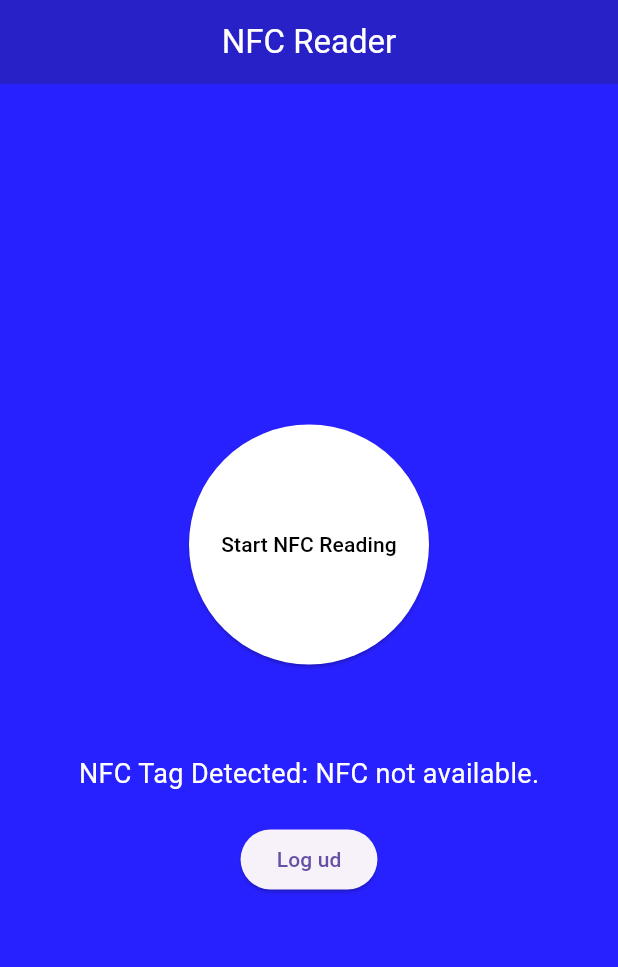
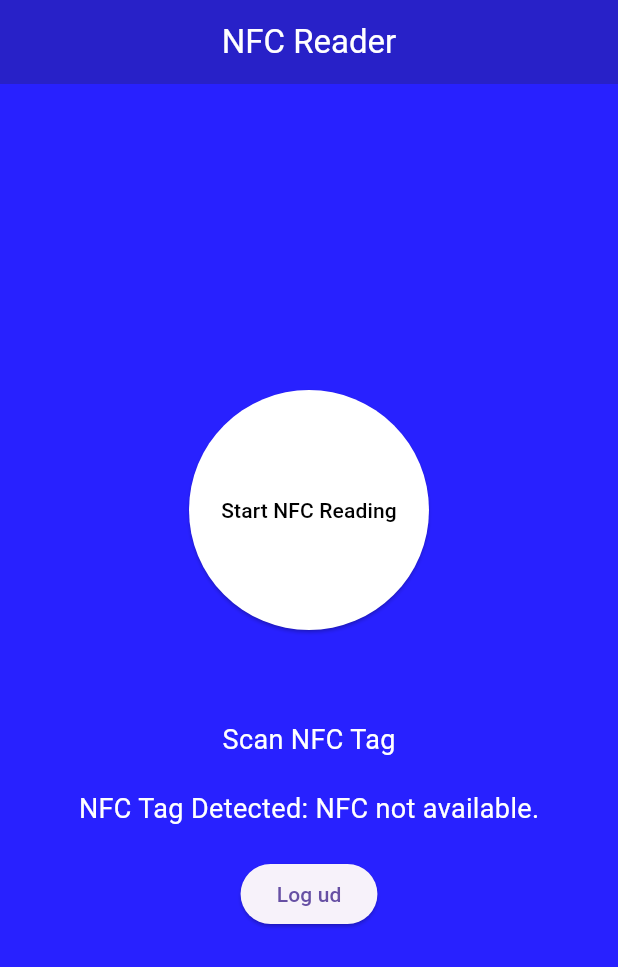
Before and after one commit to Beanhunter69/Informatik-eksamens-projekt-med-wiliam, a Flutter app: the screen it shows once a user with an empty profile is signed in, after a tap on "Start NFC Reading", on a phone screen of 412 x 824 dp. Shown: the top 967 px of the screen. Run offline on Flutter 3.47's test engine with Material 3 defaults, Android fonts, the light colour scheme and no system bars; our stand-ins replace cloud_firestore, firebase_auth, firebase_core; missing offline and left inert: nfc_manager; accounts and stored records are empty.

Commit message:
NU med bedre feedback og ui

```diff
--- a/lib/pages/home_page.dart
+++ b/lib/pages/home_page.dart
@@ -5,13 +5,14 @@ import 'auth_page.dart';
 import 'package:cloud_firestore/cloud_firestore.dart';
 import 'package:firebase_auth/firebase_auth.dart';
 
-// globale variabler
+//globale variabler
 String? currentUserEmail;
 String globalTagData = '';
 String lesson = '';
 int typeScan = 0;
 int _buttonState = 0;
 
+//Køre programmet
 void main() {
   runApp(const HomePage());
 }
@@ -23,39 +24,44 @@ class HomePage extends StatefulWidget {
   _HomePageState createState() => _HomePageState();
 }
 
+//gemmer variblerne inden under widgeten
 class _HomePageState extends State<HomePage> {
   String _nfcTagData = '';
   bool _tagDetected = false;
   bool tjekud = false;
+  bool _showScanText = false;
 
-//det grafiske
+//det grafiske (knapper, baggrund, tekst osv.)
 //Dokumentatonen brug til det grafiske
 //https://docs.flutter.dev/ui/widgets/basics
 //https://api.flutter.dev/flutter/widgets/DefaultTextStyle-class.html
   @override
   Widget build(BuildContext context) {
     return Scaffold(
-      //design af baggrund og tekst
+      //baggrunds farve
       backgroundColor: const Color.fromARGB(255, 40, 33, 255),
       appBar: AppBar(
+        //UI centeret titel osv.
         centerTitle: true,
         backgroundColor: const Color.fromARGB(255, 40, 33, 200),
+        //titlen
         title: const Text(
           'NFC Reader',
           style: TextStyle(color: Colors.white),
         ),
       ),
+      //opretter en centeret body til knapper og tekst
       body: Center(
         child: Column(
           mainAxisAlignment: MainAxisAlignment.center,
           children: <Widget>[
-            // Vis kun hvis _buttonState er forskellig fra 1
+            //viser start nfc reading knappen hvis _buttonstate er 0
             if (_buttonState == 0)
               ElevatedButton(
-                //når knappen trykkes skal _startNFCReading starte
+                //hvis knappen trykkes kaldes _startNFCReading
                 onPressed: _tagDetected ? null : _startNFCReading,
                 child: SizedBox(
-                  //design
+                  //design af knap
                   width: 120,
                   height: 120,
                   child: Center(
@@ -75,23 +81,45 @@ class _HomePageState extends State<HomePage> {
                       : Colors.white,
                 ),
               ),
-
-            // Vis kun hvis _buttonState er lig med 1
+            //tjek ud knapppen vises hvis _buttonstate er 1
             if (_buttonState == 1)
               ElevatedButton(
-                //starter _startNfcReading når knappen trykkes
+                //kalder _startNFCReading
                 onPressed: _startNFCReading,
-                child: Text('Tjek ud'),
+                //design af knap
+                child: SizedBox(
+                  width: 120,
+                  height: 120,
+                  child: Center(
+                    child: Text(
+                      'Tjek ud',
+                      style: TextStyle(color: Colors.black),
+                    ),
+                  ),
+                ),
+                style: ElevatedButton.styleFrom(
+                  shape: CircleBorder(),
+                  padding: EdgeInsets.all(20),
+                  backgroundColor: Colors.white,
+                ),
               ),
             const SizedBox(height: 60),
+            //Hvis _showScanText er sant vises scan NFC tag
+            //teksten vises når start nfc reading eller tjek ud er trykket på
+            Text(
+              _showScanText ? 'Scan NFC Tag' : '',
+              style: TextStyle(color: Colors.white, fontSize: 18),
+            ),
+            const SizedBox(height: 20),
+            //Viser dataen fra nfctagget
+            // så vis dataet er registeret eller vis der er sket en fejl osv.
             Text(
               'NFC Tag Detected: $_nfcTagData',
               style: TextStyle(color: Colors.white, fontSize: 18),
             ),
-            const SizedBox(
-                height: 20), // Tilføjet mellemrum mellem tekst og knap
+            const SizedBox(height: 20),
+            // log ud knappen
             ElevatedButton(
-              //log ud knap skalder_signOut
               onPressed: () {
                 _signOut(context);
               },
@@ -103,41 +131,44 @@ class _HomePageState extends State<HomePage> {
     );
   }
 
-//funtiont til at scanne nfctag
+//funktion til at læse nfctag
 //Dele af _startNFCReading() er taget fra https://medium.com/@codetrade/implement-nfc-in-flutter-to-transfer-peer-to-peer-data-64efeaa5377c d 11.03.2024
   void _startNFCReading() async {
+    //gør at _showscantext er sand
+    setState(() {
+      _showScanText = true;
+    });
+
+    //tjekker om nfc scanning er muligt
     try {
       bool isAvailable = await NfcManager.instance.isAvailable();
 
+      //hvis der er scanner den nfc tagget
       if (isAvailable) {
         NfcManager.instance.startSession(
           onDiscovered: (NfcTag tag) async {
             setState(() {
-              //Hvis _buttonsState er lig med 1 skal den tjekke ud. Dette sker når nfc tagget er scannet en gang.
+              //tjekker om tjek ud er sket
               if (_buttonState == 1) {
                 tjekud = true;
-                _buttonState =
-                    0; // Sætter _buttonState tilbage til 0 når scanningen er færdig
+                _buttonState = 0;
                 print("tjek ud coplete");
               }
 
-              //henter tagid'et/data
+              //sætter forskellige variabler for eksemoelk nfc tag id
               globalTagData = tag.data['nfca']['identifier'].toString();
-              //sææter variablen så teskten kan ændre til fremøde er registerert
               _nfcTagData = '\nFremmøde er registreret';
-              //variablen brug til at sætte at et tag er fundet.
               _tagDetected = true;
-              //kalder _getLessonFromTag som finder ud af hvilket lektion tagget er tilsvarende.
+              //finder lektionen
               lesson = _getLessonFromTag(globalTagData);
-              //kalder de to funktioner
               _updateFirestore();
               _startResetTimer();
-              //printer tag data'et
               print('Tag Data: $globalTagData');
+              _showScanText = false; // Fjerner teksten her
             });
           },
         );
-        //eventuelle fejl registeres
+        //evenutelle fejl
       } else {
         setState(() {
           _nfcTagData = 'NFC not available.';
@@ -150,7 +181,7 @@ class _HomePageState extends State<HomePage> {
     }
   }
 
-  //funktion til at bestemme lektionen baseret på tagid'et
+  //Finder hvilken lektion tagget er ved at kende forskellige tags id
   String _getLessonFromTag(String tagData) {
     if (tagData == '[4, 217, 213, 169, 121, 0, 0]' ||
         tagData == '[4, 39, 139, 178, 121, 0, 0]') {
@@ -161,27 +192,25 @@ class _HomePageState extends State<HomePage> {
     } else if (tagData == '[4, 125, 185, 176, 121, 0, 0]' ||
         tagData == '[4, 51, 115, 169, 121, 0, 0]') {
       return 'TEKNIKFAG';
-      // Hvis taggen ikke matcher nogen kendt lektion
     } else {
       return 'Ukendt';
     }
   }
 
-  //startes når nfctagger indlæses
+// Sørger for eleven har tjekket ud
   void _startResetTimer() {
-    //hvis der er tjekket ud sørger den for variablerne til sat tilbage
-    //så der kan scannes et nyt tag
     if (tjekud == true) {
       setState(() {
         _tagDetected = false;
         _nfcTagData = '';
         tjekud = false;
       });
-      //hvis tjek ud ikke er taget starter der en timer på 10 sekunder der gør at tjek ud knappen bliver vist efter.
     } else {
+      //starter en timer efter 10 sekunder hvis der ikke er blevet tjekket ud
       Timer(Duration(seconds: 10), () {
         _tjekUdUdLobet();
         setState(() {
+          //gør at tjek ud knappen er synlig
           _buttonState = 1;
           _tagDetected = false;
           _nfcTagData = '';
@@ -190,8 +219,8 @@ class _HomePageState extends State<HomePage> {
     }
   }
 
+//giver 10 sekunder tuk at tjkke ud og så  kalder den _setUserEmailTofalse
   void _tjekUdUdLobet() {
-    //giver 10 sekunder til at tjekke ud enden der bliver givet fravær.
     Timer(Duration(seconds: 10), () {
       if (!tjekud) {
         print("tiden er udløbet");
@@ -204,23 +233,23 @@ class _HomePageState extends State<HomePage> {
     });
   }
 
+  //opdatere databsen
+  //dokumentationen til at ændre data i databsen er fundet på firebase hjemmeside https://firebase.google.com/docs/firestore/manage-data/add-data
   void _updateFirestore() async {
     try {
       //henter emailen/brugernavnet der er logget ind som bruges til at opdatere den rigtige bruges fravær
       String currentUserEmail = FirebaseAuth.instance.currentUser!.email!;
-      //gør syntaxen korrekt i emailen
       String sanitizedEmail = currentUserEmail.replaceAll('.', '-');
       sanitizedEmail = sanitizedEmail.replaceAll('-', '.');
 
-      //dokumentationen er funder på firebase hjemmeside https://firebase.google.com/docs/firestore/manage-data/add-data
+      //tjekker om stien er i databasen
       var userSnapshot = await FirebaseFirestore.instance
           .collection('3.A')
           .doc(sanitizedEmail)
           .get();
 
-      //hvis databasen kunne finde lokationen på dateet skal den opdatere lektionen
+      // hvis stien er der køre koden der opdatere lektionen til true
       if (userSnapshot.exists) {
-        //tjekker om lektionen allerede er opdateret
         if (!(userSnapshot.data()![lesson] ?? false)) {
           await FirebaseFirestore.instance
               .collection('3.A')
@@ -228,7 +257,7 @@ class _HomePageState extends State<HomePage> {
               .update({lesson: true});
           print('Firestore opdateret med lektion: $lesson');
         }
-        //eventuelle fejl
+        //evenetuelle fejæ
       } else {
         print(
             'Dokumentet for brugeren findes ikke i Firestore-databasen under "3.A".');
@@ -247,19 +276,19 @@ class _HomePageState extends State<HomePage> {
 
       sanitizedEmail = sanitizedEmail.replaceAll('-', '.');
 
-      //finder om lokationen findes i datasanen
+      //tjekker om lokationene er i databasen
       var userSnapshot = await FirebaseFirestore.instance
           .collection('3.A')
           .doc(sanitizedEmail)
           .get();
 
-      //hvis den gør og _buttonState er lig med 1 skal der gives fravær
+      //hvis loaktionen er i databasen ig buttonState er 1 køre koden der giver fravær
       if (userSnapshot.exists && _buttonState == 1) {
         print(tjekud);
         print(_nfcTagData);
         print(_tagDetected);
         print(_buttonState);
-        //opdater lektionen til false for bruger
+
         await FirebaseFirestore.instance
             .collection('3.A')
             .doc(sanitizedEmail)
@@ -268,7 +297,7 @@ class _HomePageState extends State<HomePage> {
         setState(() {
           _buttonState = 0;
         });
-        //hvis der er tjekket ud
+        //hvis tjek ud er klaret printer den det og sætter _buttonState til 0
       } else {
         print('Tjek ud belv gennemført');
         setState(() {
@@ -281,7 +310,7 @@ class _HomePageState extends State<HomePage> {
     }
   }
 
-// Log ud af Firebase Authentication ved brug af auth_page.dart
+//funktion til at logge brugeren ud
   void _signOut(BuildContext context) {
     AuthPage().signOut(context);
   }
```
